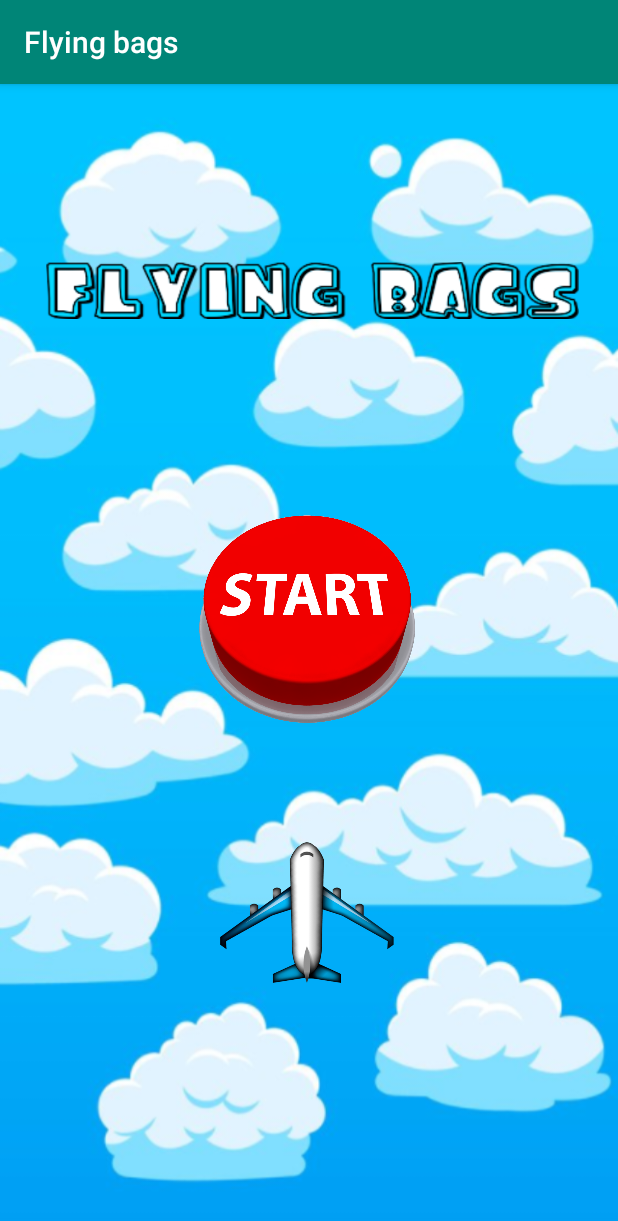
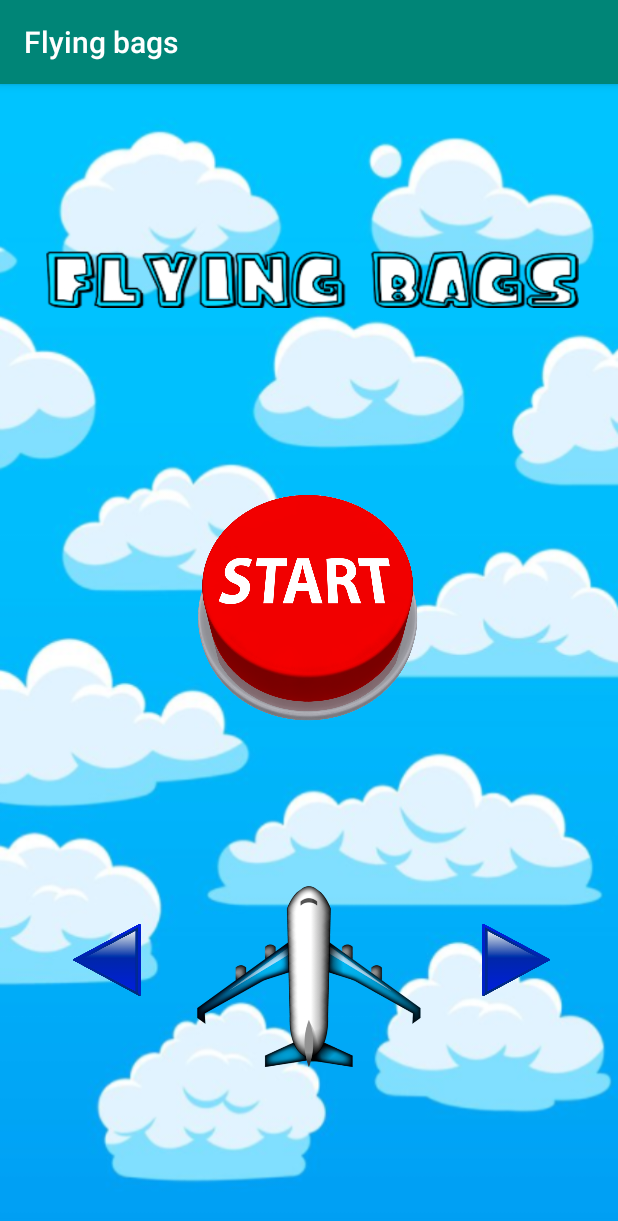
Before and after one commit to Jorgee-sk/AndroidStudioVideogame, an Android app: the screen it shows after launch (ScaffoldActivity), on a phone screen of 412 x 824 dp. Shown: the top 1221 px of the screen. Run offline under Robolectric (Android 15) with nearby library versions, the phone set to English and light mode, and no system bars.

Commit message:
[MENU PRINCIPAL] Flechas para elegir avion

```diff
--- a/Scaffold_v16_21112301-quadtree-fixed/app/src/main/res/layout/fragment_game.xml
+++ b/Scaffold_v16_21112301-quadtree-fixed/app/src/main/res/layout/fragment_game.xml
@@ -37,4 +37,16 @@
         app:layout_constraintEnd_toEndOf="parent"
         app:layout_constraintTop_toTopOf="parent" />
 
+    <ImageView
+        android:id="@+id/imageView"
+        android:layout_width="118dp"
+        android:layout_height="96dp"
+        android:src="@android:drawable/btn_radio"
+        app:layout_constraintBottom_toBottomOf="parent"
+        app:layout_constraintEnd_toEndOf="parent"
+        app:layout_constraintHorizontal_bias="0.133"
+        app:layout_constraintStart_toStartOf="parent"
+        app:layout_constraintTop_toTopOf="parent"
+        app:layout_constraintVertical_bias="0.886" />
+
 </android.support.constraint.ConstraintLayout>
--- a/Scaffold_v16_21112301-quadtree-fixed/app/src/main/res/layout/fragment_main_menu.xml
+++ b/Scaffold_v16_21112301-quadtree-fixed/app/src/main/res/layout/fragment_main_menu.xml
@@ -6,6 +6,22 @@
     android:layout_width="match_parent"
     android:layout_height="match_parent"
     android:background="@drawable/fondo">
+
+    <ImageButton
+        android:id="@+id/buttonAvion2"
+        android:layout_width="48dp"
+        android:layout_height="48dp"
+        android:background="#00FFFFFF"
+        android:contentDescription="Button change plane"
+        android:rotationY="-180"
+        android:scaleType="fitXY"
+        app:layout_constraintBottom_toBottomOf="parent"
+        app:layout_constraintEnd_toStartOf="@+id/imageView2"
+        app:layout_constraintHorizontal_bias="0.566"
+        app:layout_constraintStart_toStartOf="parent"
+        app:layout_constraintTop_toTopOf="parent"
+        app:layout_constraintVertical_bias="0.778"
+        app:srcCompat="@drawable/botoncambio" />
 
     <TextView
         android:id="@+id/GameTitle"
@@ -32,37 +48,36 @@
 
     <ImageView
         android:id="@+id/imageView2"
-        android:layout_width="116dp"
-        android:layout_height="98dp"
+        android:layout_width="149dp"
+        android:layout_height="162dp"
         android:layout_marginStart="138dp"
         android:layout_marginLeft="138dp"
         android:layout_marginEnd="138dp"
         android:layout_marginRight="138dp"
+        android:layout_marginBottom="92dp"
         app:layout_constraintBottom_toBottomOf="parent"
         app:layout_constraintEnd_toEndOf="parent"
-        app:layout_constraintHorizontal_bias="0.421"
         app:layout_constraintStart_toStartOf="parent"
-        app:layout_constraintTop_toTopOf="parent"
-        app:layout_constraintVertical_bias="0.751"
+        app:layout_constraintTop_toBottomOf="@+id/btn_start"
+        app:layout_constraintVertical_bias="1.0"
         app:srcCompat="@drawable/avion" />
 
     <ImageButton
         android:id="@+id/btn_start"
-        android:layout_width="192dp"
-        android:layout_height="205dp"
+        android:layout_width="195dp"
+        android:layout_height="223dp"
         android:layout_marginStart="98dp"
         android:layout_marginLeft="98dp"
-        android:layout_marginTop="171dp"
         android:layout_marginEnd="98dp"
         android:layout_marginRight="98dp"
-        android:layout_marginBottom="28dp"
         android:background="#00FFFFFF"
         android:contentDescription="Button start"
         android:scaleType="fitXY"
-        app:layout_constraintBottom_toTopOf="@+id/imageView2"
+        app:layout_constraintBottom_toBottomOf="parent"
         app:layout_constraintEnd_toEndOf="parent"
         app:layout_constraintStart_toStartOf="parent"
-        app:layout_constraintTop_toBottomOf="@+id/GameSubtitle"
+        app:layout_constraintTop_toTopOf="parent"
+        app:layout_constraintVertical_bias="0.452"
         app:srcCompat="@drawable/boton" />
 
     <ImageView
@@ -83,4 +98,19 @@
         app:layout_constraintVertical_bias="0.46"
         app:srcCompat="@drawable/titulo" />
 
+    <ImageButton
+        android:id="@+id/buttonAvion"
+        android:layout_width="48dp"
+        android:layout_height="48dp"
+        android:background="#00FFFFFF"
+        android:contentDescription="Button change plane"
+        android:scaleType="fitXY"
+        app:layout_constraintBottom_toBottomOf="parent"
+        app:layout_constraintEnd_toEndOf="parent"
+        app:layout_constraintHorizontal_bias="0.469"
+        app:layout_constraintStart_toEndOf="@+id/imageView2"
+        app:layout_constraintTop_toTopOf="parent"
+        app:layout_constraintVertical_bias="0.778"
+        app:srcCompat="@drawable/botoncambio" />
+
 </android.support.constraint.ConstraintLayout>
```
Also changed, not shown: Scaffold_v16_21112301-quadtree-fixed/app/src/main/res/drawable-v24/botoncambio.png (added).
